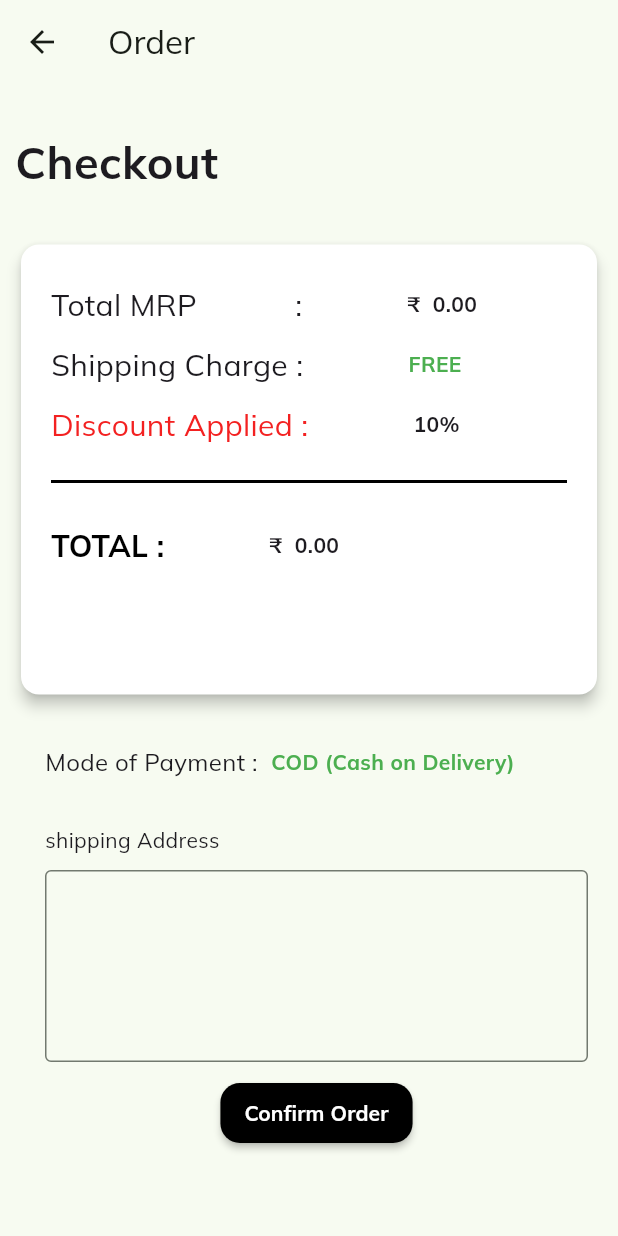
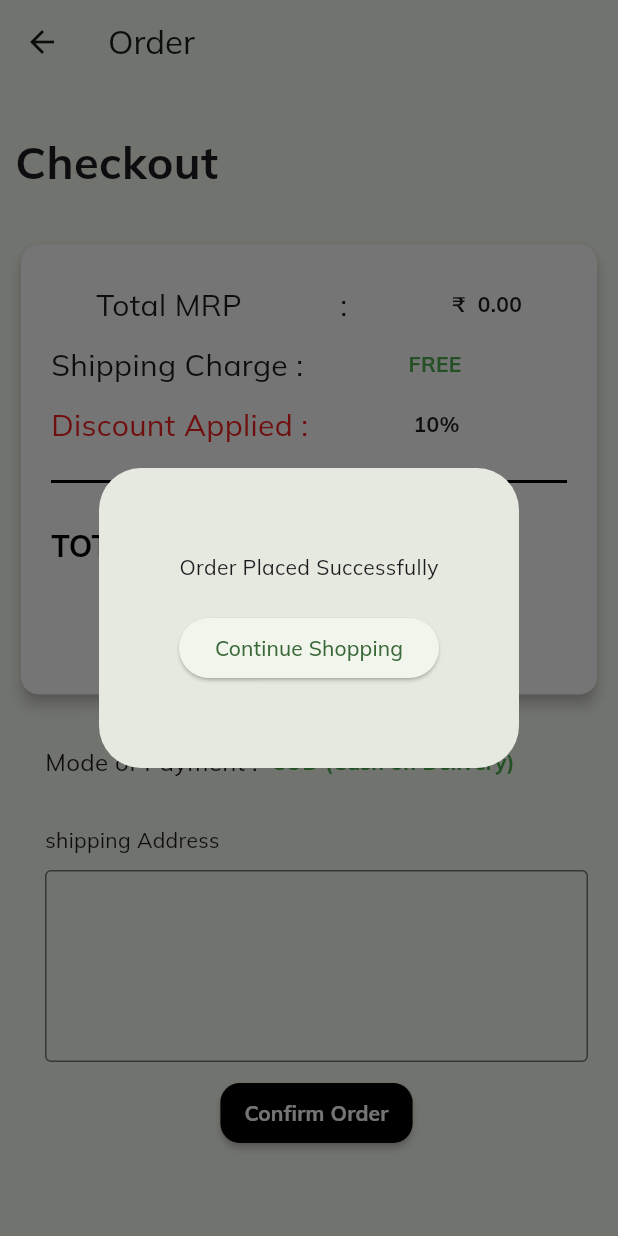
Before and after one commit to Anurajkottayil/agriculture, a Flutter app: the orderPage screen opened directly, after a tap on "Confirm Order", on a phone screen of 412 x 824 dp. Run offline on Flutter 3.47's test engine with Material 3 defaults, Android fonts, the phone set to English and light mode, and no system bars; our stand-ins replace badges, flutter_iconly, google_fonts.

```diff
--- a/lib/pages/home_page.dart
+++ b/lib/pages/home_page.dart
@@ -1,3 +1,4 @@
+import 'package:agriculture/pages/cart_appbar.dart';
 import 'package:agriculture/pages/cart_page.dart';
 import 'package:agriculture/pages/explore_page.dart';
 import 'package:agriculture/pages/profile_page.dart';
@@ -5,6 +6,7 @@ import 'package:agriculture/pages/services_page.dart';
 import 'package:agriculture/pages/Login _page.dart';
 import 'package:flutter/material.dart';
 import 'package:flutter_iconly/flutter_iconly.dart';
+import 'cart_appbar.dart';
 import 'package:badges/badges.dart' as badges;
 
 
@@ -70,7 +72,7 @@ int currentIndex=0;
                   title: const Text("Cart"),
                   leading: const Icon(Icons.shopping_bag),
                   onTap: (){
-                    Navigator.push(context, MaterialPageRoute(builder: (context) => CartPage()));
+                    Navigator.push(context, MaterialPageRoute(builder: (context) => CartPage1()));
                   },
 
                 ),
--- a/lib/pages/order.dart
+++ b/lib/pages/order.dart
@@ -1,4 +1,6 @@
 import 'package:agriculture/models/product.dart';
+import 'package:agriculture/pages/cart_appbar.dart';
+import 'package:agriculture/pages/home_page.dart';
 import 'package:flutter/material.dart';
 import 'cart.dart';
 
@@ -10,6 +12,32 @@ class orderPage extends StatefulWidget {
 }
 
 class _orderPageState extends State<orderPage> {
+
+  void _dialogebox(){
+    showDialog(
+      context: context,
+      builder: (context){
+        return Dialog(
+          child: Container(
+            height: 200,
+            width: 200,
+            child: Column(
+              mainAxisAlignment: MainAxisAlignment.center,
+
+              children: [
+                Text("Order Placed Successfully"),
+                SizedBox(height: 20,),
+                ElevatedButton(onPressed: (){
+
+                  Navigator.push(context, MaterialPageRoute(builder: (context) => HomePage()));
+                }, child: Text("Continue Shopping"))
+              ],
+            ),
+          ),
+        );
+      }
+    );
+  }
 
  final GlobalKey<FormState> _formKey = GlobalKey<FormState>();
   TextEditingController addressController = TextEditingController();
@@ -63,7 +91,9 @@ class _orderPageState extends State<orderPage> {
                       padding: const EdgeInsets.all(20.0),
                       child: Column(
                         children: [
-                          Row(
+                          SingleChildScrollView(
+                            scrollDirection: Axis.horizontal,
+                            child: Row(
 
                               children: [
                                 SizedBox(height: 40,),
@@ -76,6 +106,7 @@ class _orderPageState extends State<orderPage> {
 
 
                               ],
+                            ),
                           ),
                            Row(
 
@@ -161,6 +192,8 @@ class _orderPageState extends State<orderPage> {
                         SizedBox(height: 10,),
                         MaterialButton(onPressed: (){
 
+                          _dialogebox();
+
 
             },child: Text("Confirm Order",style:TextStyle(fontWeight: FontWeight.bold,color: Colors.white)),shape: RoundedRectangleBorder(borderRadius: BorderRadius.circular(13)),color: const Color.fromARGB(255, 0, 0, 0),height: 40,),
 
--- a/lib/pages/product_details.dart
+++ b/lib/pages/product_details.dart
@@ -32,10 +32,10 @@ void addToCart(Product product) {
     );
 
     if (existingProduct.name.isNotEmpty) {
-      // Update the count for the existing product
+
       existingProduct.countincart += count;
     } else {
-      // Add the product to the cart with the current count
+
       cart.add(
         Product(
           name: product.name,
--- a/lib/pages/profile_page.dart
+++ b/lib/pages/profile_page.dart
@@ -1,6 +1,8 @@
+import 'package:agriculture/pages/cart_appbar.dart';
 import 'package:flutter/material.dart';
 import 'cart_page.dart';
 import 'Login _page.dart';
+import 'cart_appbar.dart';
 
 class ProfilePage extends StatelessWidget {
   const ProfilePage({super.key});
@@ -34,7 +36,7 @@ class ProfilePage extends StatelessWidget {
                   title: const Text("My cart"),
                   leading: const Icon(Icons.shopping_basket),
                   onTap: (){
-                    Navigator.push(context, MaterialPageRoute(builder: (context) => CartPage()));
+                    Navigator.push(context, MaterialPageRoute(builder: (context) => CartPage1()));
                   },
 
                 ),
--- a/pubspec.yaml
+++ b/pubspec.yaml
@@ -42,6 +42,7 @@ dependencies:
   path_provider: ^2.0.2
   sqflite: ^2.0.0+4
   provider: ^6.0.1
+  url_launcher: ^6.0.12
 
 dev_dependencies:
   flutter_test:
```
Also changed, not shown: lib/pages/cart_page.dart (+16 -1 lines), lib/pages/explore_page.dart (+20 -2 lines), pubspec.lock, 5 other files. Lines whose indentation alone changed are shown as unchanged.
